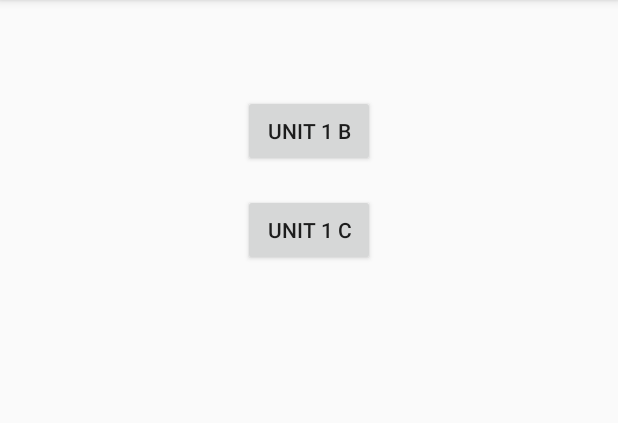
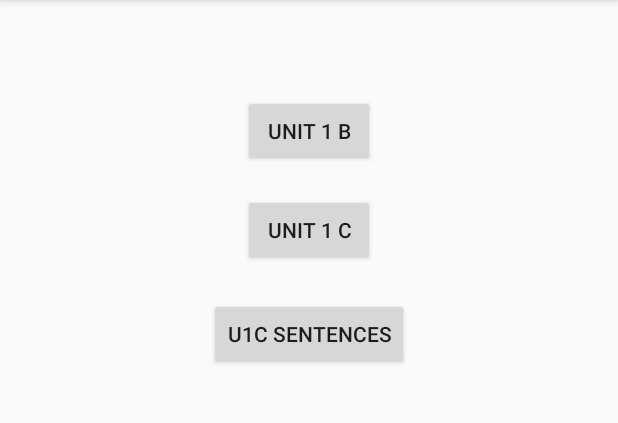
Before and after one commit to dneumann/vocabulary, an Android app: the screen it shows after launch (MainActivity), on a phone screen of 412 x 824 dp, the part 84-507 px from its top. Run offline under Robolectric (Android 15) with nearby library versions, the phone set to English and light mode, and no system bars.

Commit message:
Add sentences

```diff
--- a/app/src/main/java/dn/vocabulary/MainActivity.java
+++ b/app/src/main/java/dn/vocabulary/MainActivity.java
@@ -21,6 +21,10 @@ public class MainActivity extends AppCompatActivity {
         startExam("Unit1c");
     }
 
+    public void startExamUnit1cSentences(View view) {
+        startExam("Unit1cSentences");
+    }
+
     private void startExam(String number) {
         Intent startsExam = new Intent(this, ExamActivity.class);
         startsExam.putExtra("examNumber", number);
--- a/app/src/main/res/layout/activity_main.xml
+++ b/app/src/main/res/layout/activity_main.xml
@@ -27,4 +27,15 @@
         app:layout_constraintEnd_toEndOf="parent"
         app:layout_constraintStart_toStartOf="parent"
         app:layout_constraintTop_toBottomOf="@+id/button_exam1" />
+
+    <Button
+        android:id="@+id/button2"
+        android:layout_width="wrap_content"
+        android:layout_height="wrap_content"
+        android:layout_marginTop="21dp"
+        android:onClick="startExamUnit1cSentences"
+        android:text="U1C Sentences"
+        app:layout_constraintEnd_toEndOf="parent"
+        app:layout_constraintStart_toStartOf="parent"
+        app:layout_constraintTop_toBottomOf="@+id/button" />
 </android.support.constraint.ConstraintLayout>
```
Also changed, not shown: app/src/main/java/dn/vocabulary/ExamGenerator.java (+25 -0 lines).
